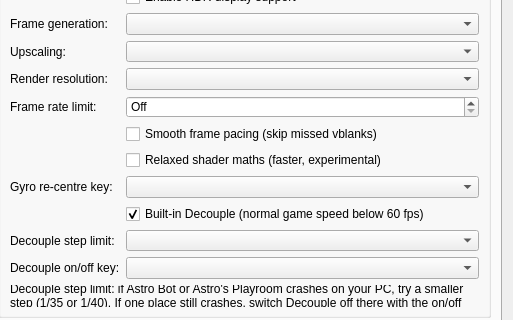
The window that src/launcher/forms/configuration_edit_dialog.ui (biggsymobile-png/KytyPS5) describes before a commit, drawn with Qt 5; both pictures show x 460 to 973 and y 331 to 651 of the 973 by 992 pixel window.
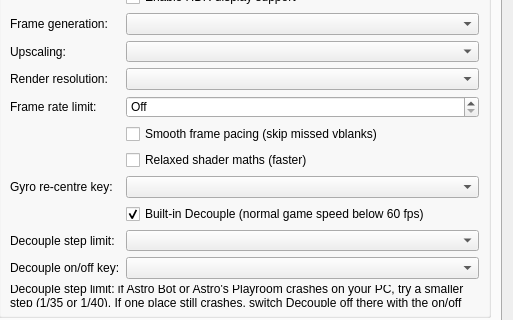
The same window after the commit. Custom widgets are drawn as their Qt base class.

Commit message: 23y: 01.007 float width, resolution log, full assert text, RADV fix, relaxed maths wording

The edit to the form file:
```diff
--- a/src/launcher/forms/configuration_edit_dialog.ui
+++ b/src/launcher/forms/configuration_edit_dialog.ui
@@ -365,8 +365,8 @@
             </item>
             <item row="15" column="1">
              <widget class="QCheckBox" name="checkBox_relaxed_shader_maths">
-              <property name="toolTip"><string>Experimental: maps the PS5 GPU's exact float rules (NaN-aware min/max, denormals, rounding) to the PC GPU's own instructions. Smaller shaders that compile and run a little faster; if you see sparkles, black or white pixels or broken effects, turn it off. The first start after changing it compiles the shaders again (KYTY_FLOAT_PROFILE=relaxed).</string></property>
-              <property name="text"><string>Relaxed shader maths (faster, experimental)</string></property>
+              <property name="toolTip"><string>Maps the PS5 GPU's exact float rules (NaN-aware min/max, denormals, rounding) to the PC GPU's own instructions. Smaller shaders that compile and run a little faster; if you see sparkles, black or white pixels or broken effects, turn it off. The first start after changing it compiles the shaders again (KYTY_FLOAT_PROFILE=relaxed).</string></property>
+              <property name="text"><string>Relaxed shader maths (faster)</string></property>
              </widget>
             </item>
             <item row="14" column="1">
```
The commit also changes 4 other files.
